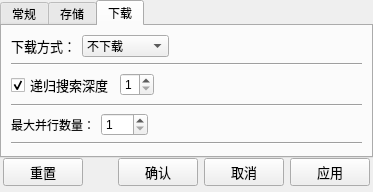
Above: UI/ConfigTabWindow.ui from Joeoeoeoe/m3u8_downloader before the change. Below: the same form after it.
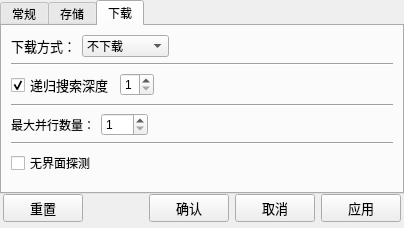
That is the form after the change. The open tabs and pages were chosen to show the change.

Diff of the .ui file:
```diff
--- a/UI/ConfigTabWindow.ui
+++ b/UI/ConfigTabWindow.ui
@@ -6,8 +6,8 @@
    <rect>
     <x>0</x>
     <y>0</y>
-    <width>373</width>
-    <height>185</height>
+    <width>404</width>
+    <height>228</height>
    </rect>
   </property>
   <property name="windowTitle">
@@ -614,6 +614,30 @@
           </property>
          </widget>
         </item>
+        <item>
+         <layout class="QHBoxLayout" name="horizontalLayout_7">
+          <item>
+           <widget class="QCheckBox" name="headlessCheckBox">
+            <property name="text">
+             <string>无界面探测</string>
+            </property>
+           </widget>
+          </item>
+          <item>
+           <spacer name="horizontalSpacer_5">
+            <property name="orientation">
+             <enum>Qt::Horizontal</enum>
+            </property>
+            <property name="sizeHint" stdset="0">
+             <size>
+              <width>40</width>
+              <height>20</height>
+             </size>
+            </property>
+           </spacer>
+          </item>
+         </layout>
+        </item>
         <item>
          <spacer name="verticalSpacer_3">
           <property name="orientation">
```
